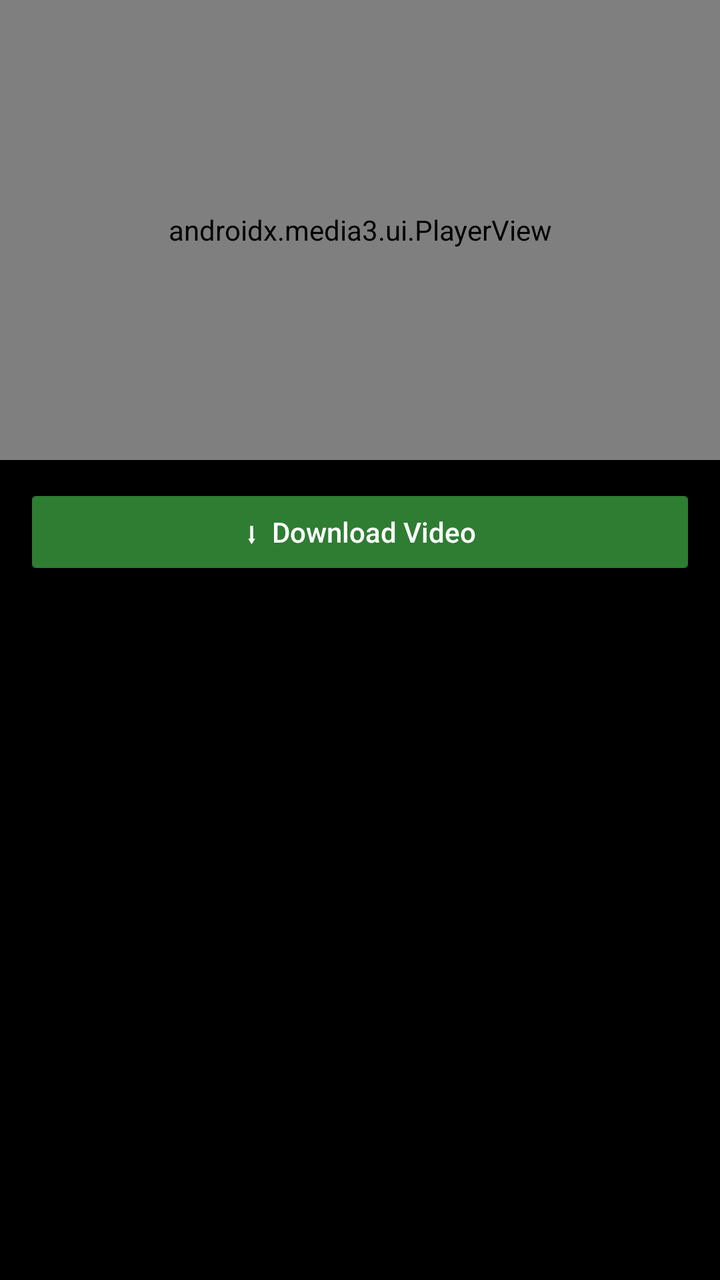
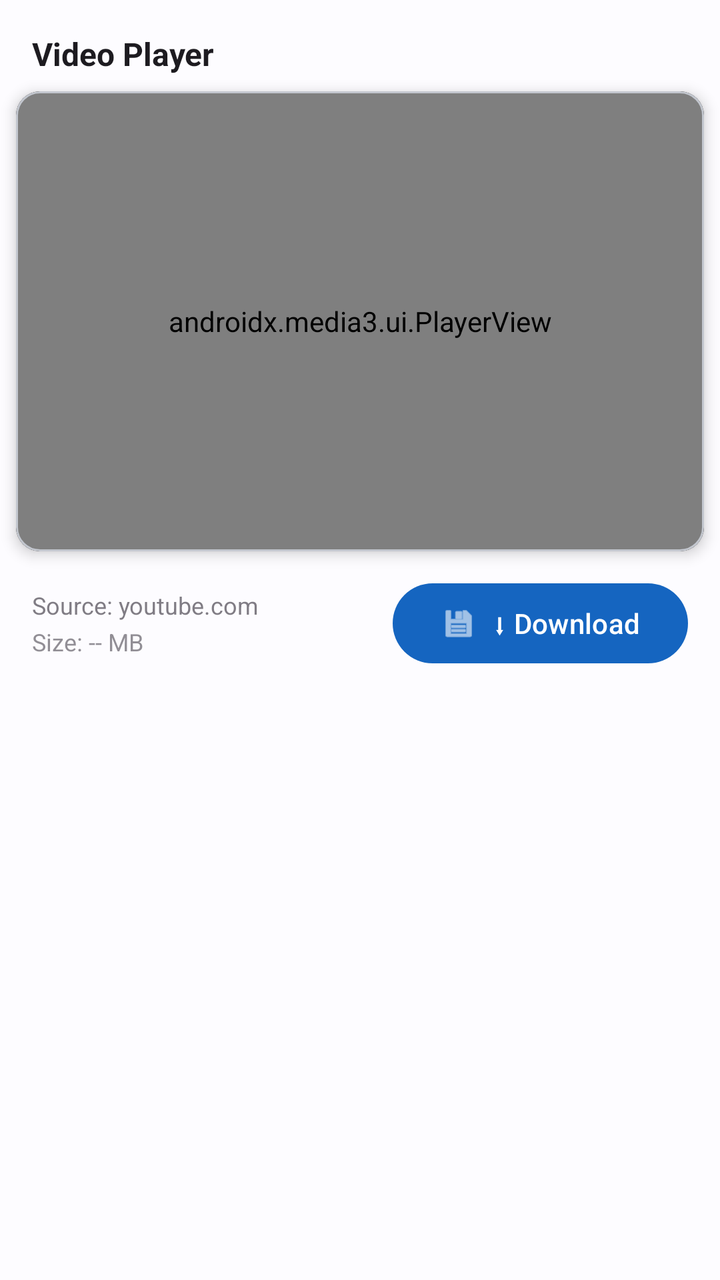

Two renders of the same Android screen: before a commit and after it. Below are the layout's source before the change and the commit's diff.
<!-- AndroidManifest.xml: application theme Theme.PureWeb -->
<!-- res/layout/video_player_sheet.xml -->
<?xml version="1.0" encoding="utf-8"?>
<LinearLayout xmlns:android="http://schemas.android.com/apk/res/android"
    android:layout_width="match_parent"
    android:layout_height="wrap_content"
    android:orientation="vertical"
    android:background="#000000">

    
    <androidx.media3.ui.PlayerView
        android:id="@+id/playerView"
        android:layout_width="match_parent"
        android:layout_height="230dp"
        android:background="#000000"/>

    
    <Button
        android:id="@+id/btnDownload"
        android:layout_width="match_parent"
        android:layout_height="48dp"
        android:layout_margin="12dp"
        android:text="⬇  Download Video"
        android:backgroundTint="#2E7D32"
        android:textColor="#FFFFFF"
        android:textSize="14sp"
        android:textAllCaps="false"/>

</LinearLayout>
<!-- resources referenced by this layout -->
<resources>
  <style name="Theme.PureWeb" parent="Theme.Material3.Light.NoActionBar">
          
          <item name="colorPrimary">@color/primary</item>
          <item name="colorPrimaryDark">@color/primary_dark</item>
          <item name="colorOnPrimary">@color/on_primary</item>
          <item name="colorPrimaryContainer">@color/primary_container</item>
          <item name="colorOnPrimaryContainer">@color/on_primary_container</item>
  
          
          <item name="colorSecondary">@color/secondary</item>
          <item name="colorOnSecondary">@color/on_secondary</item>
          <item name="colorSecondaryContainer">@color/secondary_container</item>
          <item name="colorOnSecondaryContainer">@color/on_secondary_container</item>
  
          
          <item name="colorTertiary">@color/tertiary</item>
          <item name="colorOnTertiary">@color/on_tertiary</item>
          <item name="colorTertiaryContainer">@color/tertiary_container</item>
          <item name="colorOnTertiaryContainer">@color/on_tertiary_container</item>
  
          
          <item name="colorError">@color/error</item>
          <item name="colorOnError">@color/on_error</item>
          <item name="colorErrorContainer">@color/error_container</item>
          <item name="colorOnErrorContainer">@color/on_error_container</item>
  
          
          <item name="android:colorBackground">@color/background</item>
          <item name="colorOnBackground">@color/on_background</item>
          <item name="colorSurface">@color/surface</item>
          <item name="colorOnSurface">@color/on_surface</item>
          <item name="colorSurfaceVariant">@color/surface_variant</item>
          <item name="colorOnSurfaceVariant">@color/on_surface_variant</item>
          <item name="colorOutline">@color/outline</item>
          <item name="colorOutlineVariant">@color/outline_variant</item>
  
          
          <item name="android:statusBarColor">@color/primary_dark</item>
          <item name="android:navigationBarColor">@color/surface</item>
          <item name="android:windowLightStatusBar">false</item>
  
          
          <item name="android:windowAnimationStyle">@style/Animation.PureWeb</item>
      </style>
  <color name="primary">#1565C0</color>
  <color name="primary_dark">#0D47A1</color>
  <color name="on_primary">#FFFFFF</color>
  <color name="primary_container">#D1E4FF</color>
  <color name="on_primary_container">#001D36</color>
  <color name="secondary">#535F70</color>
  <color name="on_secondary">#FFFFFF</color>
  <color name="secondary_container">#D7E3F7</color>
  <color name="on_secondary_container">#101C2B</color>
  <color name="tertiary">#6B5778</color>
  <color name="on_tertiary">#FFFFFF</color>
  <color name="tertiary_container">#F2DAFF</color>
  <color name="on_tertiary_container">#251431</color>
  <color name="error">#BA1A1A</color>
  <color name="on_error">#FFFFFF</color>
  <color name="error_container">#FFDAD6</color>
  <color name="on_error_container">#410002</color>
  <color name="background">#FDFCFF</color>
  <color name="on_background">#1A1C1E</color>
  <color name="surface">#FDFCFF</color>
  <color name="on_surface">#1A1C1E</color>
  <color name="surface_variant">#DFE2EB</color>
  <color name="on_surface_variant">#43474E</color>
  <color name="outline">#73777F</color>
  <color name="outline_variant">#C3C7CF</color>
  <style name="Animation.PureWeb">
          <item name="android:activityOpenEnterAnimation">@anim/slide_in_right</item>
          <item name="android:activityOpenExitAnimation">@anim/slide_out_left</item>
          <item name="android:activityCloseEnterAnimation">@anim/slide_in_left</item>
          <item name="android:activityCloseExitAnimation">@anim/slide_out_right</item>
          <item name="android:fragmentOpenEnterAnimation">@anim/fade_in</item>
          <item name="android:fragmentOpenExitAnimation">@anim/fade_out</item>
      </style>
</resources>

<!-- the commit's change to res/layout/video_player_sheet.xml (unified diff, before → after) -->
@@ -1,27 +1,133 @@
 <?xml version="1.0" encoding="utf-8"?>
 <LinearLayout xmlns:android="http://schemas.android.com/apk/res/android"
+    xmlns:app="http://schemas.android.com/apk/res-auto"
     android:layout_width="match_parent"
     android:layout_height="wrap_content"
     android:orientation="vertical"
-    android:background="#000000">
+    android:background="?android:colorBackground"
+    android:animateLayoutChanges="true">
 
     
-    <androidx.media3.ui.PlayerView
-        android:id="@+id/playerView"
+    <LinearLayout
+        android:layout_width="match_parent"
+        android:layout_height="wrap_content"
+        android:gravity="center"
+        android:paddingTop="8dp"
+        android:paddingBottom="4dp">
+
+        <View
+            android:layout_width="40dp"
+            android:layout_height="4dp"
+            android:background="?android:textColorSecondary"
+            android:alpha="0.3"
+            app:cornerRadius="2dp" />
+
+    </LinearLayout>
+
+    
+    <TextView
+        android:id="@+id/playerTitle"
+        android:layout_width="match_parent"
+        android:layout_height="wrap_content"
+        android:paddingHorizontal="16dp"
+        android:paddingBottom="8dp"
+        android:text="Video Player"
+        android:textSize="16sp"
+        android:textStyle="bold"
+        android:textColor="?android:textColorPrimary"
+        android:maxLines="1"
+        android:ellipsize="end" />
+
+    
+    <com.google.android.material.card.MaterialCardView
         android:layout_width="match_parent"
         android:layout_height="230dp"
-        android:background="#000000"/>
+        android:layout_marginHorizontal="8dp"
+        app:cardCornerRadius="12dp"
+        app:cardElevation="4dp"
+        app:cardBackgroundColor="#000000"
+        android:foreground="?attr/selectableItemBackground"
+        android:clickable="true"
+        android:focusable="true">
+
+        <FrameLayout
+            android:layout_width="match_parent"
+            android:layout_height="match_parent">
+
+            <androidx.media3.ui.PlayerView
+                android:id="@+id/playerView"
+                android:layout_width="match_parent"
+                android:layout_height="match_parent"
+                android:background="#000000"
+                app:use_controller="true"
+                app:show_buffering="when_playing"
+                app:resize_mode="fit" />
+
+            
+            <TextView
+                android:id="@+id/playerOverlay"
+                android:layout_width="match_parent"
+                android:layout_height="match_parent"
+                android:gravity="center"
+                android:text="▶️"
+                android:textSize="48sp"
+                android:visibility="gone"
+                android:background="#66000000" />
+
+        </FrameLayout>
+
+    </com.google.android.material.card.MaterialCardView>
 
     
-    <Button
-        android:id="@+id/btnDownload"
+    <LinearLayout
         android:layout_width="match_parent"
-        android:layout_height="48dp"
-        android:layout_margin="12dp"
-        android:text="⬇  Download Video"
-        android:backgroundTint="#2E7D32"
-        android:textColor="#FFFFFF"
-        android:textSize="14sp"
-        android:textAllCaps="false"/>
+        android:layout_height="wrap_content"
+        android:orientation="horizontal"
+        android:gravity="center_vertical"
+        android:paddingHorizontal="16dp"
+        android:paddingTop="12dp"
+        android:paddingBottom="16dp">
+
+        
+        <LinearLayout
+            android:layout_width="0dp"
+            android:layout_height="wrap_content"
+            android:layout_weight="1"
+            android:orientation="vertical">
+
+            <TextView
+                android:id="@+id/playerVideoSource"
+                android:layout_width="wrap_content"
+                android:layout_height="wrap_content"
+                android:text="Source: youtube.com"
+                android:textSize="12sp"
+                android:textColor="?android:textColorSecondary"
+                android:alpha="0.7" />
+
+            <TextView
+                android:id="@+id/playerVideoSize"
+                android:layout_width="wrap_content"
+                android:layout_height="wrap_content"
+                android:text="Size: -- MB"
+                android:textSize="12sp"
+                android:textColor="?android:textColorSecondary"
+                android:alpha="0.6"
+                android:layout_marginTop="2dp" />
+
+        </LinearLayout>
+
+        
+        <com.google.android.material.button.MaterialButton
+            android:id="@+id/btnDownload"
+            style="@style/Widget.Material3.Button"
+            android:layout_width="wrap_content"
+            android:layout_height="48dp"
+            android:text="⬇ Download"
+            android:textSize="14sp"
+            app:cornerRadius="24dp"
+            app:icon="@android:drawable/ic_menu_save"
+            app:iconGravity="textStart" />
+
+    </LinearLayout>
 
 </LinearLayout>
